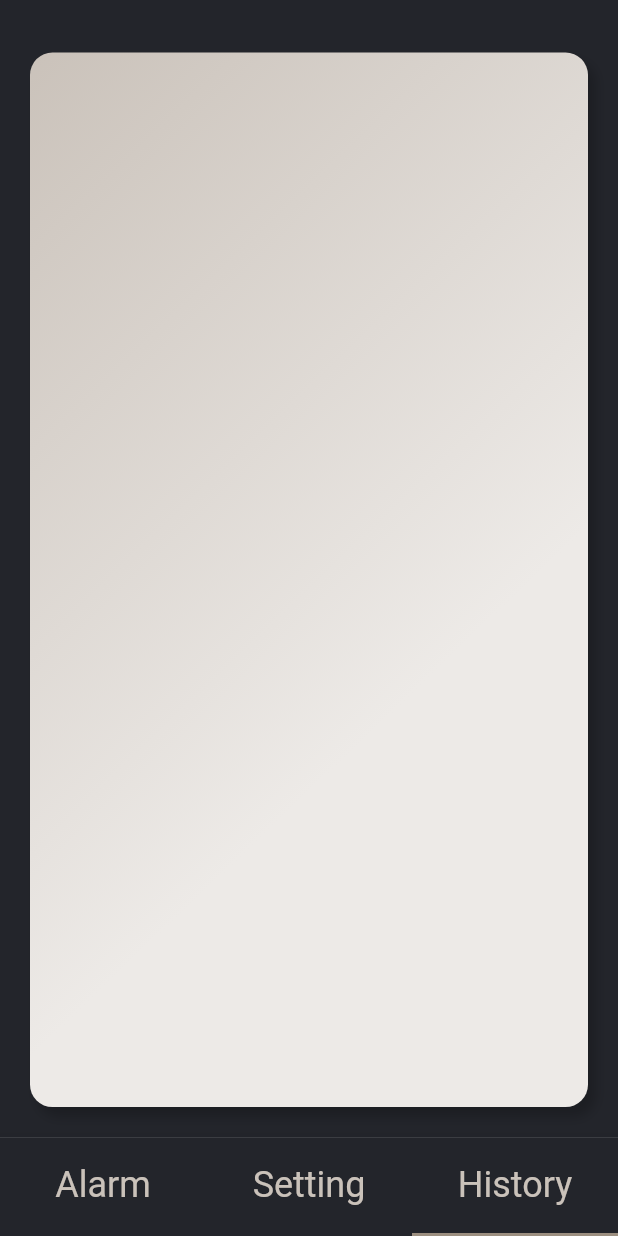
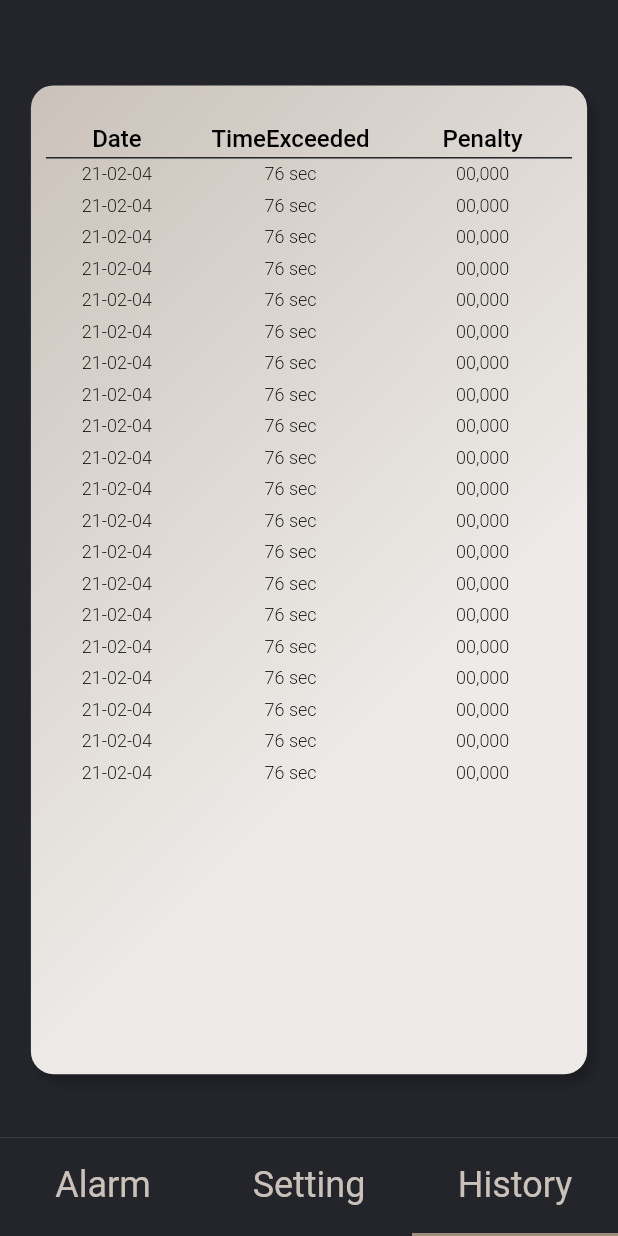
Before and after one commit to mye280c37/alarm_with_bank_transfer, a Flutter app: the screen it shows after launch, item 3 of the bottom bar chosen, on a phone screen of 412 x 824 dp. Run offline on Flutter 3.47's test engine with Material 2 defaults, Android fonts, the phone set to English and light mode, and no system bars; our stand-ins replace sqflite; accounts and stored records are empty; Roboto replaces fonts that are missing (AppleSDGothicNeo).

Commit message:
complete history table design

```diff
--- a/lib/views/history.dart
+++ b/lib/views/history.dart
@@ -6,6 +6,21 @@ class HistoryTab extends StatefulWidget {
 }
 
 class _HistoryTabState extends State<HistoryTab> {
+  final tableTitleStyle = TextStyle(
+      fontFamily: "AppleSDGothicNeo",
+      fontWeight: FontWeight.w500,
+      color: Colors.black,
+      fontSize: 16,
+      height: 1.8
+  );
+
+  final tableDetailStyle = TextStyle(
+    fontFamily: "AppleSDGothicNeo",
+    fontWeight: FontWeight.w300,
+    color: Colors.black,
+    fontSize: 12,
+  );
+
   final BoxDecoration _tableDecoration = BoxDecoration(
       borderRadius: BorderRadius.circular(15),
       gradient: LinearGradient(
@@ -38,10 +53,99 @@ class _HistoryTabState extends State<HistoryTab> {
         alignment: Alignment.center,
         children: [
           Container(
-            decoration: _tableDecoration,
-          )
+              width: _width*0.9,
+              height: _height*0.8,
+              decoration: _tableDecoration,
+              padding: EdgeInsets.all(10),
+              child: Column(
+                children: [
+                  SizedBox(
+                    height: _height*0.01,
+                  ),
+                  Table(
+                    defaultVerticalAlignment: TableCellVerticalAlignment.middle,
+                    columnWidths: {
+                      0: FractionColumnWidth(.27),
+                      1: FractionColumnWidth(.39),
+                      2: FractionColumnWidth(.34),
+                    },
+                    children: [
+                      // title of each columns
+                      TableRow(
+                        // Title of each Column
+                          decoration: BoxDecoration(
+                            color: Color.fromARGB(0, 0, 0, 0),
+                            border: Border(
+                              bottom: BorderSide(
+                                color: Color.fromARGB(255, 35, 37, 43),
+                                style: BorderStyle.solid,
+                              ),
+                            ),
+                          ),
+                          children: [
+                            Padding(
+                              padding: EdgeInsets.only(bottom: 1.5),
+                              child: Text("Date", style: tableTitleStyle, textAlign: TextAlign.center,),
+                            ),
+                            Padding(
+                              padding: EdgeInsets.only(bottom: 1.5),
+                              child: Text("TimeExceeded", style: tableTitleStyle, textAlign: TextAlign.center,),
+                            ),
+                            Padding(
+                              padding: EdgeInsets.only(bottom: 1.5),
+                              child: Text("Penalty", style: tableTitleStyle, textAlign: TextAlign.center,),
+                            ),
+                          ]
+                      ),
+                    ],
+                  ),
+                  Flexible(
+                    child: SingleChildScrollView(
+                      physics: BouncingScrollPhysics(),
+                      child: Table(
+                        defaultVerticalAlignment: TableCellVerticalAlignment.middle,
+                        columnWidths: {
+                          0: FractionColumnWidth(.27),
+                          1: FractionColumnWidth(.39),
+                          2: FractionColumnWidth(.34),
+                        },
+                        children: [
+                          for(int i=0; i<20; i++)
+                            dataRow(),
+                        ],
+                      ),
+                    ),
+                  ),
+                  SizedBox(
+                    height: _height*0.01,
+                  ),
+                ],
+              ),
+          ),
         ],
       ),
     );
   }
+
+  TableRow dataRow(){
+    return TableRow(
+        decoration: BoxDecoration(
+            color: Color.fromARGB(0, 0, 0, 0),
+        ),
+        children: [
+          Padding(
+            padding: EdgeInsets.all(3.5),
+            child: Text("21-02-04", style: tableDetailStyle, textAlign: TextAlign.center,),
+          ),
+          Padding(
+            padding: EdgeInsets.all(3.5),
+            child: Text("76 sec", style: tableDetailStyle, textAlign: TextAlign.center,),
+          ),
+          Padding(
+            padding: EdgeInsets.all(3.5),
+            child: Text("00,000", style: tableDetailStyle, textAlign: TextAlign.center,),
+          ),
+        ]
+    );
+  }
 }
```
